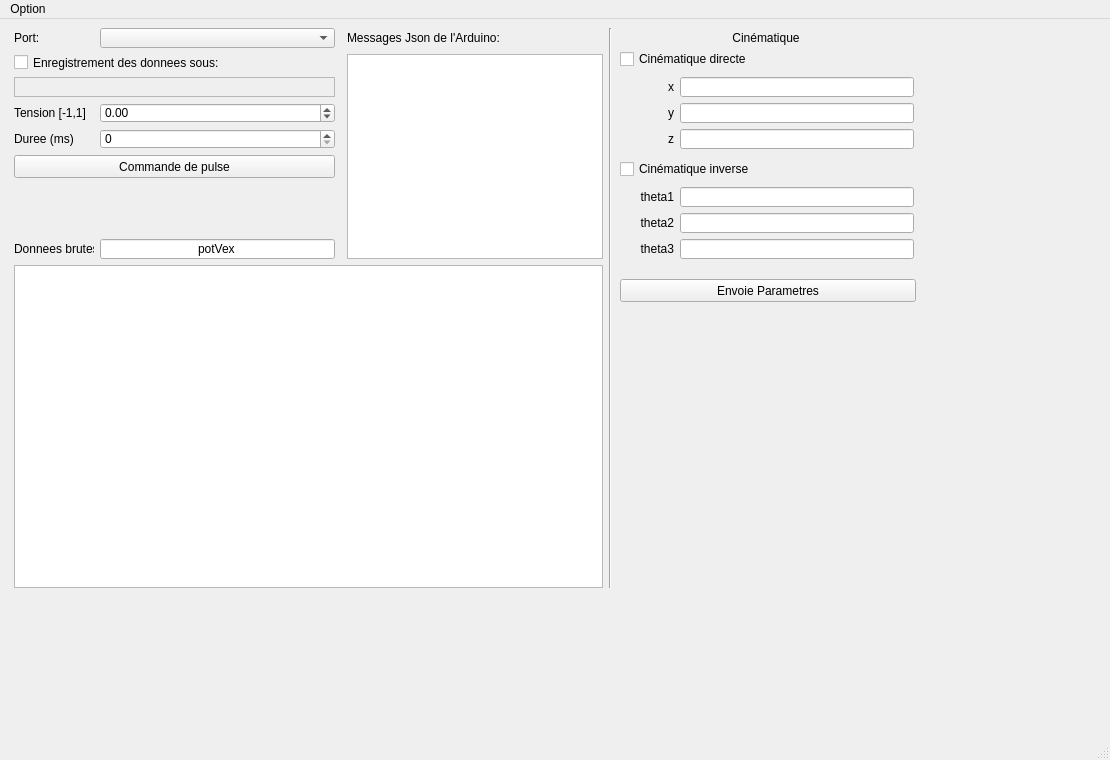
Qt form Controls/GUI.ui (LoicBoileau/Projet-S4---Robot-Delta) before a commit.
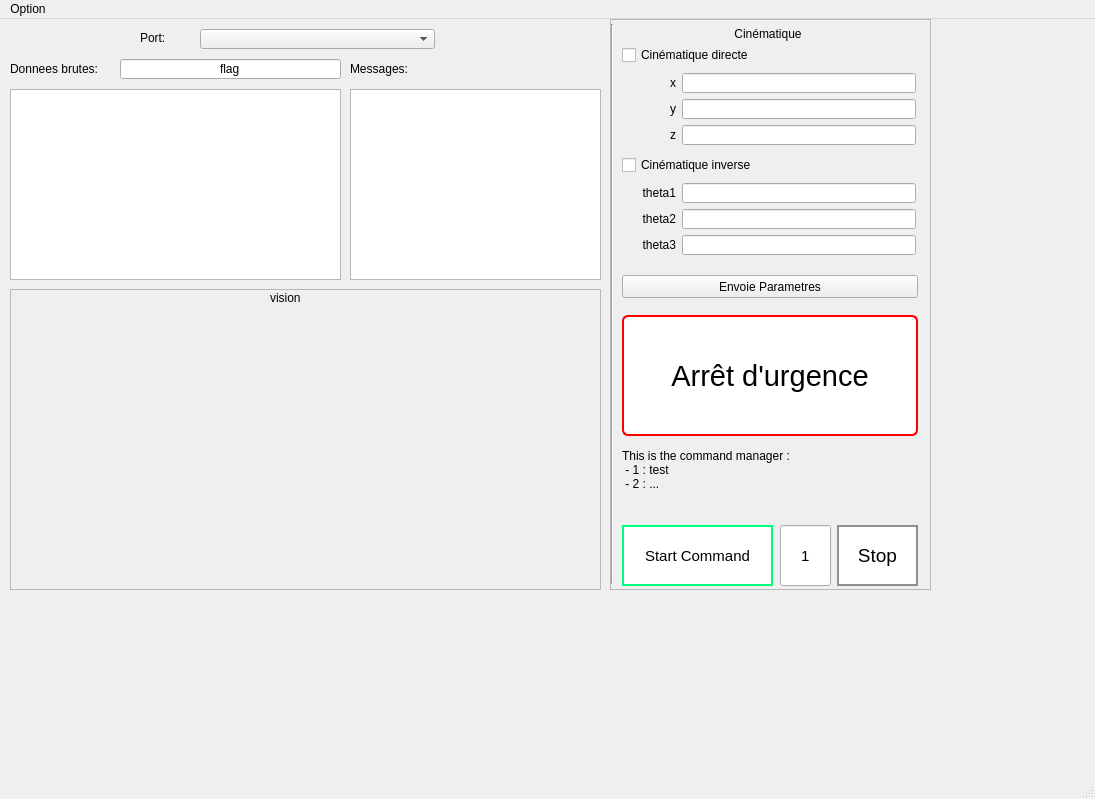
The same form after that commit. Custom widgets are drawn as their Qt base class.

Commit message: Modification du UI avec Phil, ajout arrêt d'urgence et boutton de commande

```diff
--- a/Controls/GUI.ui
+++ b/Controls/GUI.ui
@@ -9,8 +9,8 @@
    <rect>
     <x>0</x>
     <y>0</y>
-    <width>1110</width>
-    <height>760</height>
+    <width>1095</width>
+    <height>799</height>
    </rect>
   </property>
   <property name="windowTitle">
@@ -30,42 +30,10 @@
      <enum>Qt::Horizontal</enum>
     </property>
    </widget>
-   <widget class="QLabel" name="label_x">
-    <property name="geometry">
-     <rect>
-      <x>618</x>
-      <y>58</y>
-      <width>56</width>
-      <height>20</height>
-     </rect>
-    </property>
-    <property name="text">
-     <string>x</string>
-    </property>
-    <property name="alignment">
-     <set>Qt::AlignRight|Qt::AlignTrailing|Qt::AlignVCenter</set>
-    </property>
-   </widget>
-   <widget class="QLabel" name="label_6">
-    <property name="geometry">
-     <rect>
-      <x>618</x>
-      <y>9</y>
-      <width>296</width>
-      <height>20</height>
-     </rect>
-    </property>
-    <property name="text">
-     <string>Cinématique</string>
-    </property>
-    <property name="alignment">
-     <set>Qt::AlignCenter</set>
-    </property>
-   </widget>
    <widget class="QLabel" name="label_5">
     <property name="geometry">
      <rect>
-      <x>14</x>
+      <x>140</x>
       <y>9</y>
       <width>80</width>
       <height>20</height>
@@ -75,127 +43,43 @@
      <string>Port:</string>
     </property>
    </widget>
-   <widget class="QPushButton" name="pushButton_Params">
-    <property name="geometry">
-     <rect>
-      <x>620</x>
-      <y>260</y>
-      <width>296</width>
-      <height>23</height>
-     </rect>
-    </property>
-    <property name="text">
-     <string>Envoie Parametres</string>
-    </property>
-   </widget>
    <widget class="QLineEdit" name="JsonKey">
     <property name="geometry">
      <rect>
-      <x>100</x>
-      <y>220</y>
-      <width>235</width>
+      <x>120</x>
+      <y>40</y>
+      <width>221</width>
       <height>20</height>
      </rect>
     </property>
     <property name="text">
-     <string>potVex</string>
+     <string>flag</string>
     </property>
     <property name="alignment">
      <set>Qt::AlignCenter</set>
     </property>
    </widget>
-   <widget class="QPushButton" name="pulseButton">
-    <property name="geometry">
-     <rect>
-      <x>14</x>
-      <y>136</y>
-      <width>321</width>
-      <height>23</height>
-     </rect>
-    </property>
-    <property name="text">
-     <string>Commande de pulse</string>
-    </property>
-   </widget>
-   <widget class="QDoubleSpinBox" name="PWMBox">
-    <property name="geometry">
-     <rect>
-      <x>100</x>
-      <y>84</y>
-      <width>235</width>
-      <height>20</height>
-     </rect>
-    </property>
-    <property name="minimum">
-     <double>-1.000000000000000</double>
-    </property>
-    <property name="maximum">
-     <double>1.000000000000000</double>
-    </property>
-    <property name="singleStep">
-     <double>0.100000000000000</double>
-    </property>
-   </widget>
    <widget class="QComboBox" name="comboBoxPort">
     <property name="geometry">
      <rect>
-      <x>100</x>
-      <y>9</y>
+      <x>200</x>
+      <y>10</y>
       <width>235</width>
       <height>20</height>
      </rect>
     </property>
    </widget>
-   <widget class="QLineEdit" name="lineEdit_x">
-    <property name="geometry">
-     <rect>
-      <x>680</x>
-      <y>58</y>
-      <width>234</width>
-      <height>20</height>
-     </rect>
-    </property>
-   </widget>
-   <widget class="QLabel" name="label_y">
-    <property name="geometry">
-     <rect>
-      <x>618</x>
-      <y>84</y>
-      <width>56</width>
-      <height>20</height>
-     </rect>
-    </property>
-    <property name="text">
-     <string>y</string>
-    </property>
-    <property name="alignment">
-     <set>Qt::AlignRight|Qt::AlignTrailing|Qt::AlignVCenter</set>
-    </property>
-   </widget>
-   <widget class="QLabel" name="label_2">
-    <property name="geometry">
-     <rect>
-      <x>14</x>
-      <y>110</y>
-      <width>80</width>
-      <height>20</height>
-     </rect>
-    </property>
-    <property name="text">
-     <string>Duree (ms)</string>
-    </property>
-   </widget>
    <widget class="QLabel" name="label_4">
     <property name="geometry">
      <rect>
-      <x>347</x>
-      <y>9</y>
-      <width>256</width>
+      <x>350</x>
+      <y>40</y>
+      <width>241</width>
       <height>20</height>
      </rect>
     </property>
     <property name="text">
-     <string>Messages Json de l'Arduino:</string>
+     <string>Messages:</string>
     </property>
     <property name="alignment">
      <set>Qt::AlignLeading|Qt::AlignLeft|Qt::AlignVCenter</set>
@@ -204,61 +88,19 @@
    <widget class="QChartView" name="graph">
     <property name="geometry">
      <rect>
-      <x>14</x>
-      <y>246</y>
-      <width>589</width>
-      <height>323</height>
-     </rect>
-    </property>
-   </widget>
-   <widget class="Line" name="line_3">
-    <property name="geometry">
-     <rect>
-      <x>609</x>
-      <y>9</y>
-      <width>3</width>
-      <height>560</height>
-     </rect>
-    </property>
-    <property name="orientation">
-     <enum>Qt::Vertical</enum>
-    </property>
-   </widget>
-   <widget class="QLabel" name="label_pathCSV">
-    <property name="geometry">
-     <rect>
-      <x>14</x>
-      <y>58</y>
-      <width>321</width>
-      <height>20</height>
-     </rect>
-    </property>
-    <property name="frameShape">
-     <enum>QFrame::StyledPanel</enum>
-    </property>
-    <property name="text">
-     <string/>
-    </property>
-    <property name="textFormat">
-     <enum>Qt::AutoText</enum>
-    </property>
-   </widget>
-   <widget class="QLineEdit" name="lineEdit_z">
-    <property name="geometry">
-     <rect>
-      <x>680</x>
-      <y>110</y>
-      <width>234</width>
-      <height>20</height>
+      <x>10</x>
+      <y>70</y>
+      <width>331</width>
+      <height>191</height>
      </rect>
     </property>
    </widget>
    <widget class="QLabel" name="label_3">
     <property name="geometry">
      <rect>
-      <x>14</x>
-      <y>220</y>
-      <width>80</width>
+      <x>10</x>
+      <y>40</y>
+      <width>101</width>
       <height>20</height>
      </rect>
     </property>
@@ -266,65 +108,13 @@
      <string>Donnees brutes:</string>
     </property>
    </widget>
-   <widget class="QLabel" name="label_z">
-    <property name="geometry">
-     <rect>
-      <x>618</x>
-      <y>110</y>
-      <width>56</width>
-      <height>20</height>
-     </rect>
-    </property>
-    <property name="text">
-     <string>z</string>
-    </property>
-    <property name="alignment">
-     <set>Qt::AlignRight|Qt::AlignTrailing|Qt::AlignVCenter</set>
-    </property>
-   </widget>
-   <widget class="QLabel" name="label">
-    <property name="geometry">
-     <rect>
-      <x>14</x>
-      <y>84</y>
-      <width>80</width>
-      <height>20</height>
-     </rect>
-    </property>
-    <property name="text">
-     <string>Tension [-1,1]</string>
-    </property>
-   </widget>
-   <widget class="QLineEdit" name="lineEdit_y">
-    <property name="geometry">
-     <rect>
-      <x>680</x>
-      <y>84</y>
-      <width>234</width>
-      <height>20</height>
-     </rect>
-    </property>
-   </widget>
-   <widget class="QCheckBox" name="checkBox">
-    <property name="geometry">
-     <rect>
-      <x>14</x>
-      <y>35</y>
-      <width>321</width>
-      <height>17</height>
-     </rect>
-    </property>
-    <property name="text">
-     <string>Enregistrement des donnees sous:</string>
-    </property>
-   </widget>
    <widget class="QTextBrowser" name="textBrowser">
     <property name="geometry">
      <rect>
-      <x>347</x>
-      <y>35</y>
-      <width>256</width>
-      <height>205</height>
+      <x>350</x>
+      <y>70</y>
+      <width>251</width>
+      <height>191</height>
      </rect>
     </property>
     <property name="font">
@@ -333,131 +123,386 @@
      </font>
     </property>
    </widget>
-   <widget class="QSpinBox" name="DurationBox">
+   <widget class="QFrame" name="frame_vision">
     <property name="geometry">
      <rect>
-      <x>100</x>
-      <y>110</y>
-      <width>235</width>
-      <height>20</height>
+      <x>10</x>
+      <y>270</y>
+      <width>591</width>
+      <height>301</height>
      </rect>
     </property>
-    <property name="keyboardTracking">
-     <bool>false</bool>
+    <property name="frameShape">
+     <enum>QFrame::StyledPanel</enum>
     </property>
-    <property name="minimum">
-     <number>0</number>
+    <property name="frameShadow">
+     <enum>QFrame::Raised</enum>
     </property>
-    <property name="maximum">
-     <number>5000</number>
-    </property>
-    <property name="singleStep">
-     <number>25</number>
-    </property>
+    <widget class="QLabel" name="label">
+     <property name="geometry">
+      <rect>
+       <x>260</x>
+       <y>0</y>
+       <width>59</width>
+       <height>17</height>
+      </rect>
+     </property>
+     <property name="text">
+      <string>vision</string>
+     </property>
+    </widget>
    </widget>
-   <widget class="QCheckBox" name="checkBox_cinDir">
+   <widget class="QFrame" name="frame">
     <property name="geometry">
      <rect>
-      <x>620</x>
-      <y>30</y>
-      <width>291</width>
-      <height>20</height>
+      <x>610</x>
+      <y>0</y>
+      <width>321</width>
+      <height>571</height>
      </rect>
     </property>
-    <property name="text">
-     <string>Cinématique directe</string>
+    <property name="frameShape">
+     <enum>QFrame::StyledPanel</enum>
     </property>
-   </widget>
-   <widget class="QLineEdit" name="lineEdit_theta1">
-    <property name="geometry">
-     <rect>
-      <x>680</x>
-      <y>168</y>
-      <width>234</width>
-      <height>20</height>
-     </rect>
+    <property name="frameShadow">
+     <enum>QFrame::Raised</enum>
     </property>
-   </widget>
-   <widget class="QLabel" name="label_theta2">
-    <property name="geometry">
-     <rect>
-      <x>618</x>
-      <y>194</y>
-      <width>56</width>
-      <height>20</height>
-     </rect>
-    </property>
-    <property name="text">
-     <string>theta2</string>
-    </property>
-    <property name="alignment">
-     <set>Qt::AlignRight|Qt::AlignTrailing|Qt::AlignVCenter</set>
-    </property>
-   </widget>
-   <widget class="QLabel" name="label_theta3">
-    <property name="geometry">
-     <rect>
-      <x>618</x>
-      <y>220</y>
-      <width>56</width>
-      <height>20</height>
-     </rect>
-    </property>
-    <property name="text">
-     <string>theta3</string>
-    </property>
-    <property name="alignment">
-     <set>Qt::AlignRight|Qt::AlignTrailing|Qt::AlignVCenter</set>
-    </property>
-   </widget>
-   <widget class="QLineEdit" name="lineEdit_theta2">
-    <property name="geometry">
-     <rect>
-      <x>680</x>
-      <y>194</y>
-      <width>234</width>
-      <height>20</height>
-     </rect>
-    </property>
-   </widget>
-   <widget class="QLabel" name="label_theta1">
-    <property name="geometry">
-     <rect>
-      <x>618</x>
-      <y>168</y>
-      <width>56</width>
-      <height>20</height>
-     </rect>
-    </property>
-    <property name="text">
-     <string>theta1</string>
-    </property>
-    <property name="alignment">
-     <set>Qt::AlignRight|Qt::AlignTrailing|Qt::AlignVCenter</set>
-    </property>
-   </widget>
-   <widget class="QLineEdit" name="lineEdit_theta3">
-    <property name="geometry">
-     <rect>
-      <x>680</x>
-      <y>220</y>
-      <width>234</width>
-      <height>20</height>
-     </rect>
-    </property>
-   </widget>
-   <widget class="QCheckBox" name="checkBox_cinInv">
-    <property name="geometry">
-     <rect>
-      <x>620</x>
-      <y>140</y>
-      <width>291</width>
-      <height>20</height>
-     </rect>
-    </property>
-    <property name="text">
-     <string>Cinématique inverse</string>
-    </property>
+    <widget class="QLabel" name="label_theta1">
+     <property name="geometry">
+      <rect>
+       <x>10</x>
+       <y>164</y>
+       <width>56</width>
+       <height>20</height>
+      </rect>
+     </property>
+     <property name="text">
+      <string>theta1</string>
+     </property>
+     <property name="alignment">
+      <set>Qt::AlignRight|Qt::AlignTrailing|Qt::AlignVCenter</set>
+     </property>
+    </widget>
+    <widget class="QLineEdit" name="lineEdit_x">
+     <property name="geometry">
+      <rect>
+       <x>72</x>
+       <y>54</y>
+       <width>234</width>
+       <height>20</height>
+      </rect>
+     </property>
+    </widget>
+    <widget class="QPushButton" name="button_command">
+     <property name="geometry">
+      <rect>
+       <x>12</x>
+       <y>506</y>
+       <width>151</width>
+       <height>61</height>
+      </rect>
+     </property>
+     <property name="font">
+      <font>
+       <pointsize>11</pointsize>
+      </font>
+     </property>
+     <property name="styleSheet">
+      <string notr="true">border: 2px solid #8f8f91;
+
+background-color: white;
+border-color: rgb(0, 255, 125);</string>
+     </property>
+     <property name="text">
+      <string>Start Command</string>
+     </property>
+    </widget>
+    <widget class="QLineEdit" name="lineEdit_command">
+     <property name="geometry">
+      <rect>
+       <x>170</x>
+       <y>506</y>
+       <width>51</width>
+       <height>61</height>
+      </rect>
+     </property>
+     <property name="font">
+      <font>
+       <pointsize>11</pointsize>
+      </font>
+     </property>
+     <property name="text">
+      <string>1</string>
+     </property>
+     <property name="alignment">
+      <set>Qt::AlignCenter</set>
+     </property>
+    </widget>
+    <widget class="QCheckBox" name="checkBox_cinDir">
+     <property name="geometry">
+      <rect>
+       <x>12</x>
+       <y>26</y>
+       <width>291</width>
+       <height>20</height>
+      </rect>
+     </property>
+     <property name="text">
+      <string>Cinématique directe</string>
+     </property>
+    </widget>
+    <widget class="QLineEdit" name="lineEdit_y">
+     <property name="geometry">
+      <rect>
+       <x>72</x>
+       <y>80</y>
+       <width>234</width>
+       <height>20</height>
+      </rect>
+     </property>
+    </widget>
+    <widget class="QLabel" name="label_z">
+     <property name="geometry">
+      <rect>
+       <x>10</x>
+       <y>106</y>
+       <width>56</width>
+       <height>20</height>
+      </rect>
+     </property>
+     <property name="text">
+      <string>z</string>
+     </property>
+     <property name="alignment">
+      <set>Qt::AlignRight|Qt::AlignTrailing|Qt::AlignVCenter</set>
+     </property>
+    </widget>
+    <widget class="QLabel" name="label_6">
+     <property name="geometry">
+      <rect>
+       <x>10</x>
+       <y>5</y>
+       <width>296</width>
+       <height>20</height>
+      </rect>
+     </property>
+     <property name="text">
+      <string>Cinématique</string>
+     </property>
+     <property name="alignment">
+      <set>Qt::AlignCenter</set>
+     </property>
+    </widget>
+    <widget class="QLineEdit" name="lineEdit_theta1">
+     <property name="geometry">
+      <rect>
+       <x>72</x>
+       <y>164</y>
+       <width>234</width>
+       <height>20</height>
+      </rect>
+     </property>
+    </widget>
+    <widget class="QLabel" name="label_x">
+     <property name="geometry">
+      <rect>
+       <x>10</x>
+       <y>54</y>
+       <width>56</width>
+       <height>20</height>
+      </rect>
+     </property>
+     <property name="text">
+      <string>x</string>
+     </property>
+     <property name="alignment">
+      <set>Qt::AlignRight|Qt::AlignTrailing|Qt::AlignVCenter</set>
+     </property>
+    </widget>
+    <widget class="Line" name="line_3">
+     <property name="geometry">
+      <rect>
+       <x>1</x>
+       <y>5</y>
+       <width>3</width>
+       <height>560</height>
+      </rect>
+     </property>
+     <property name="orientation">
+      <enum>Qt::Vertical</enum>
+     </property>
+    </widget>
+    <widget class="QCheckBox" name="checkBox_cinInv">
+     <property name="geometry">
+      <rect>
+       <x>12</x>
+       <y>136</y>
+       <width>291</width>
+       <height>20</height>
+      </rect>
+     </property>
+     <property name="text">
+      <string>Cinématique inverse</string>
+     </property>
+    </widget>
+    <widget class="QPushButton" name="EStop">
+     <property name="geometry">
+      <rect>
+       <x>12</x>
+       <y>296</y>
+       <width>296</width>
+       <height>121</height>
+      </rect>
+     </property>
+     <property name="font">
+      <font>
+       <pointsize>22</pointsize>
+      </font>
+     </property>
+     <property name="styleSheet">
+      <string notr="true">border: 2px solid #8f8f91;
+border-radius: 6px;
+
+border-color: red;
+background-color: white;</string>
+     </property>
+     <property name="text">
+      <string>Arrêt d'urgence</string>
+     </property>
+    </widget>
+    <widget class="QLabel" name="label_theta3">
+     <property name="geometry">
+      <rect>
+       <x>10</x>
+       <y>216</y>
+       <width>56</width>
+       <height>20</height>
+      </rect>
+     </property>
+     <property name="text">
+      <string>theta3</string>
+     </property>
+     <property name="alignment">
+      <set>Qt::AlignRight|Qt::AlignTrailing|Qt::AlignVCenter</set>
+     </property>
+    </widget>
+    <widget class="QLineEdit" name="lineEdit_theta2">
+     <property name="geometry">
+      <rect>
+       <x>72</x>
+       <y>190</y>
+       <width>234</width>
+       <height>20</height>
+      </rect>
+     </property>
+    </widget>
+    <widget class="QLineEdit" name="lineEdit_theta3">
+     <property name="geometry">
+      <rect>
+       <x>72</x>
+       <y>216</y>
+       <width>234</width>
+       <height>20</height>
+      </rect>
+     </property>
+    </widget>
+    <widget class="QLineEdit" name="lineEdit_z">
+     <property name="geometry">
+      <rect>
+       <x>72</x>
+       <y>106</y>
+       <width>234</width>
+       <height>20</height>
+      </rect>
+     </property>
+    </widget>
+    <widget class="QLabel" name="label_y">
+     <property name="geometry">
+      <rect>
+       <x>10</x>
+       <y>80</y>
+       <width>56</width>
+       <height>20</height>
+      </rect>
+     </property>
+     <property name="text">
+      <string>y</string>
+     </property>
+     <property name="alignment">
+      <set>Qt::AlignRight|Qt::AlignTrailing|Qt::AlignVCenter</set>
+     </property>
+    </widget>
+    <widget class="QPushButton" name="pushButton_Params">
+     <property name="geometry">
+      <rect>
+       <x>12</x>
+       <y>256</y>
+       <width>296</width>
+       <height>23</height>
+      </rect>
+     </property>
+     <property name="text">
+      <string>Envoie Parametres</string>
+     </property>
+    </widget>
+    <widget class="QLabel" name="label_theta2">
+     <property name="geometry">
+      <rect>
+       <x>10</x>
+       <y>190</y>
+       <width>56</width>
+       <height>20</height>
+      </rect>
+     </property>
+     <property name="text">
+      <string>theta2</string>
+     </property>
+     <property name="alignment">
+      <set>Qt::AlignRight|Qt::AlignTrailing|Qt::AlignVCenter</set>
+     </property>
+    </widget>
+    <widget class="QPushButton" name="button_command_Stop">
+     <property name="geometry">
+      <rect>
+       <x>227</x>
+       <y>506</y>
+       <width>81</width>
+       <height>61</height>
+      </rect>
+     </property>
+     <property name="font">
+      <font>
+       <pointsize>14</pointsize>
+      </font>
+     </property>
+     <property name="styleSheet">
+      <string notr="true">border: 2px solid #8f8f91;
+background-color: white;
+
+</string>
+     </property>
+     <property name="text">
+      <string>Stop</string>
+     </property>
+    </widget>
+    <widget class="QLabel" name="label_2">
+     <property name="geometry">
+      <rect>
+       <x>12</x>
+       <y>430</y>
+       <width>296</width>
+       <height>71</height>
+      </rect>
+     </property>
+     <property name="text">
+      <string>This is the command manager :
+ - 1 : test
+ - 2 : ...</string>
+     </property>
+     <property name="alignment">
+      <set>Qt::AlignLeading|Qt::AlignLeft|Qt::AlignTop</set>
+     </property>
+    </widget>
    </widget>
   </widget>
   <widget class="QMenuBar" name="menubar">
@@ -465,8 +510,8 @@
     <rect>
      <x>0</x>
      <y>0</y>
-     <width>1110</width>
-     <height>21</height>
+     <width>1095</width>
+     <height>26</height>
     </rect>
    </property>
    <widget class="QMenu" name="menuOption">
```
